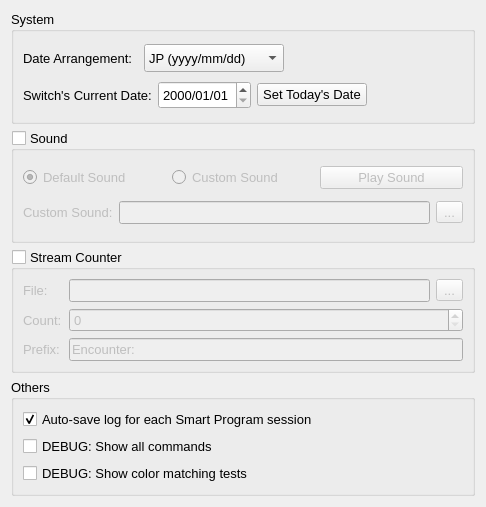
Before: the Qt Designer form smartprogramsetting.ui in brianuuu/AutoControllerHelper, drawn with Qt 5.
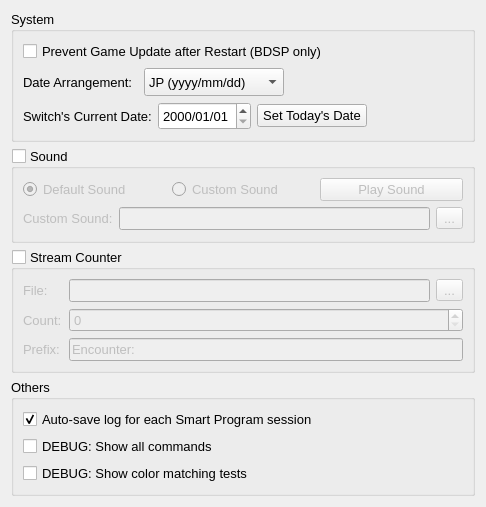
After: the same form once the commit is applied.

Commit message: [Smart Setting] Add setting to prevent game update (for BDSP only)

Patch:
```diff
--- a/smartprogramsetting.ui
+++ b/smartprogramsetting.ui
@@ -25,6 +25,13 @@
       <string>System</string>
      </property>
      <layout class="QVBoxLayout" name="verticalLayout_2">
+      <item>
+       <widget class="QCheckBox" name="CB_PreventUpdate">
+        <property name="text">
+         <string>Prevent Game Update after Restart (BDSP only)</string>
+        </property>
+       </widget>
+      </item>
       <item>
        <layout class="QHBoxLayout" name="horizontalLayout_16">
         <item>
```
The commit also changes 4 other files.
